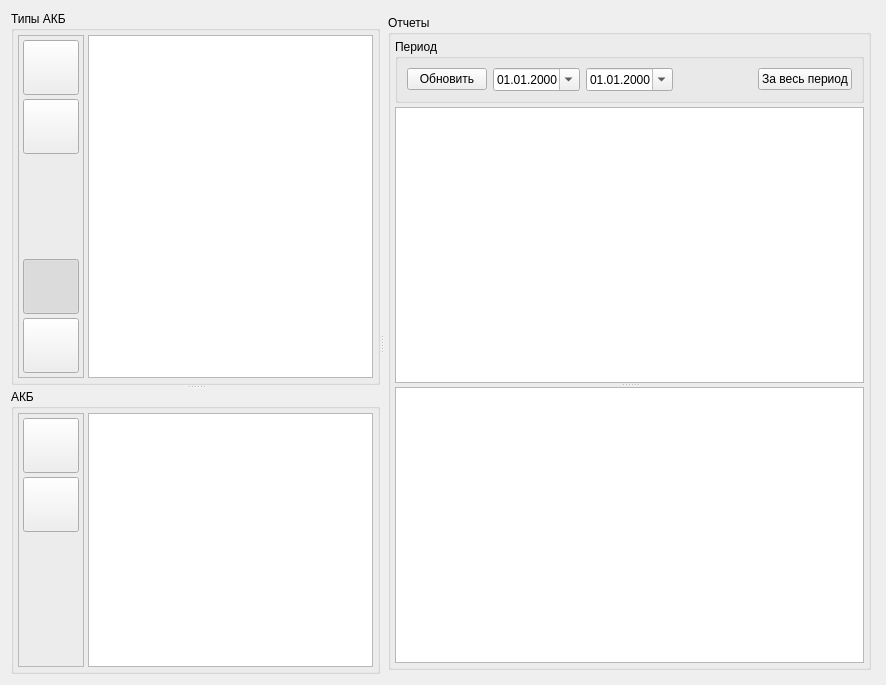
This is data/reportcommon.ui in dostapazov/powermon as Qt 5 draws it before an edit. The edited form follows.
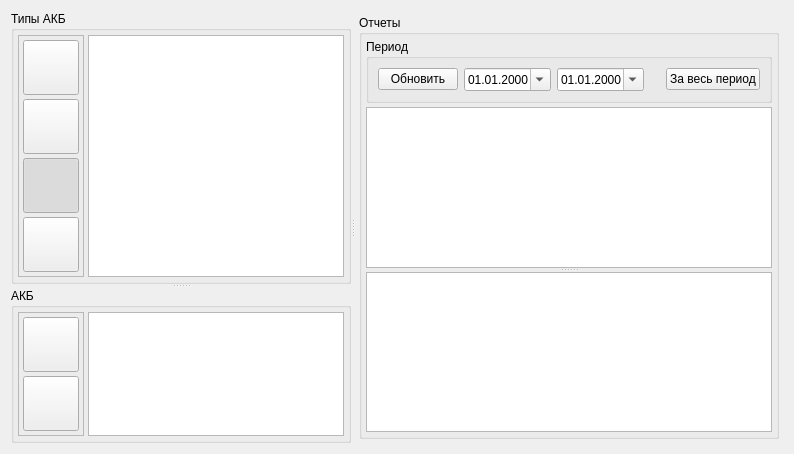
This is the edited form. Icons and pictures are not drawn.

What changed in the file:
```diff
--- a/data/reportcommon.ui
+++ b/data/reportcommon.ui
@@ -6,14 +6,17 @@
    <rect>
     <x>0</x>
     <y>0</y>
-    <width>886</width>
-    <height>685</height>
+    <width>794</width>
+    <height>437</height>
    </rect>
   </property>
   <property name="windowTitle">
    <string>Form</string>
   </property>
   <layout class="QVBoxLayout" name="verticalLayout_3">
+   <property name="sizeConstraint">
+    <enum>QLayout::SetMinAndMaxSize</enum>
+   </property>
    <item>
     <widget class="QSplitter" name="splitter_2">
      <property name="sizePolicy">
```
Left out of the diff: 4 changed lines with no effect on the pictures.
